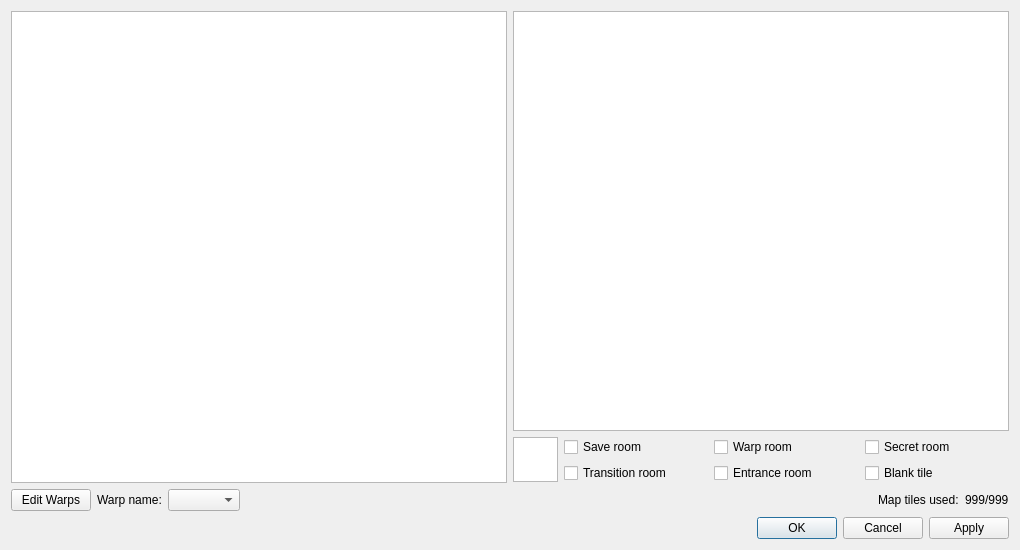
Before: the Qt Designer form dsvedit/map_editor.ui in LagoLunatic/DSVEdit, drawn with Qt 5.
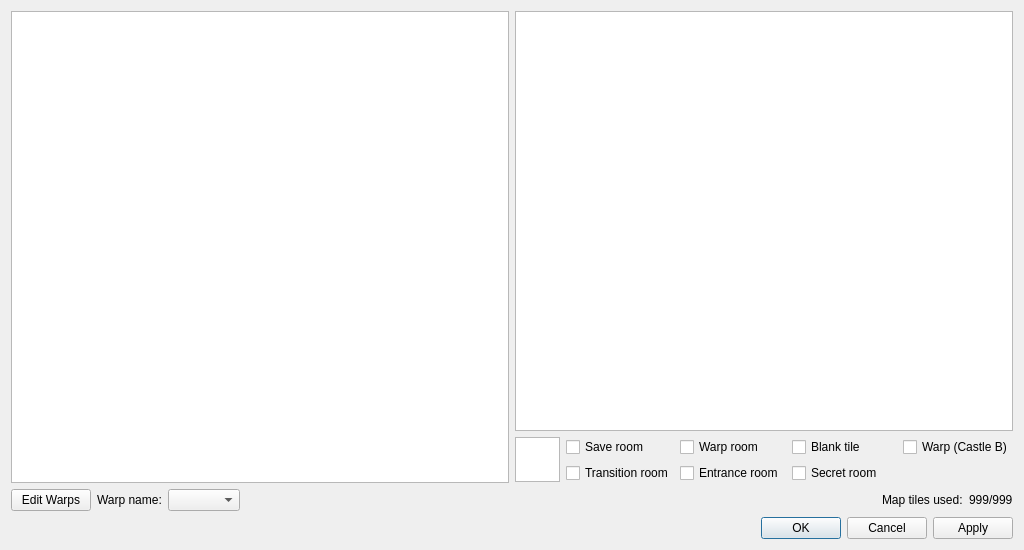
After: the same form once the commit is applied.

```diff
--- a/dsvedit/map_editor.ui
+++ b/dsvedit/map_editor.ui
@@ -6,7 +6,7 @@
    <rect>
     <x>0</x>
     <y>0</y>
-    <width>1020</width>
+    <width>1024</width>
     <height>550</height>
    </rect>
   </property>
@@ -45,13 +45,6 @@
          </item>
          <item>
           <layout class="QGridLayout" name="gridLayout">
-           <item row="0" column="2">
-            <widget class="QCheckBox" name="is_secret">
-             <property name="text">
-              <string>Secret room</string>
-             </property>
-            </widget>
-           </item>
            <item row="0" column="1">
             <widget class="QCheckBox" name="is_warp">
              <property name="text">
@@ -59,13 +52,6 @@
              </property>
             </widget>
            </item>
-           <item row="0" column="0">
-            <widget class="QCheckBox" name="is_save">
-             <property name="text">
-              <string>Save room</string>
-             </property>
-            </widget>
-           </item>
            <item row="1" column="0">
             <widget class="QCheckBox" name="is_transition">
              <property name="text">
@@ -73,6 +59,27 @@
              </property>
             </widget>
            </item>
+           <item row="0" column="2">
+            <widget class="QCheckBox" name="is_blank">
+             <property name="text">
+              <string>Blank tile</string>
+             </property>
+            </widget>
+           </item>
+           <item row="0" column="0">
+            <widget class="QCheckBox" name="is_save">
+             <property name="text">
+              <string>Save room</string>
+             </property>
+            </widget>
+           </item>
+           <item row="1" column="2">
+            <widget class="QCheckBox" name="is_secret">
+             <property name="text">
+              <string>Secret room</string>
+             </property>
+            </widget>
+           </item>
            <item row="1" column="1">
             <widget class="QCheckBox" name="is_entrance">
              <property name="text">
@@ -80,10 +87,10 @@
              </property>
             </widget>
            </item>
-           <item row="1" column="2">
-            <widget class="QCheckBox" name="is_blank">
+           <item row="0" column="3">
+            <widget class="QCheckBox" name="is_castle_b_warp">
              <property name="text">
-              <string>Blank tile</string>
+              <string>Warp (Castle B)</string>
              </property>
             </widget>
            </item>
```
